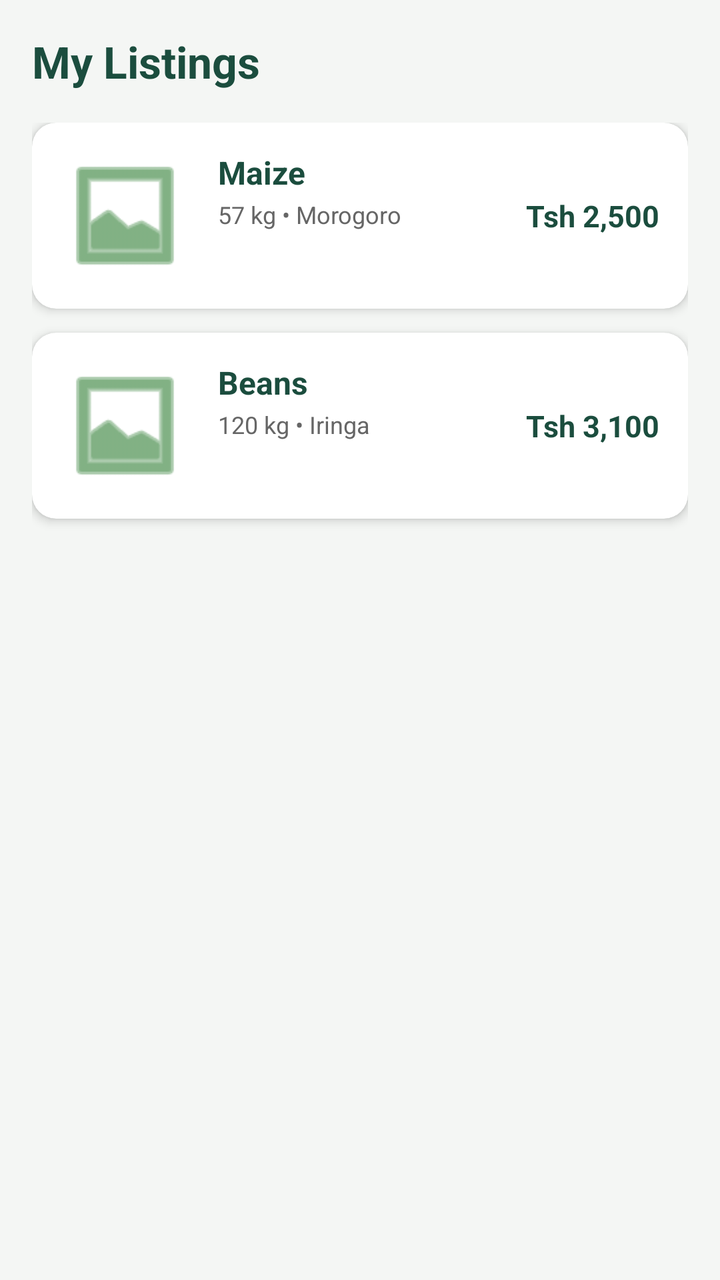
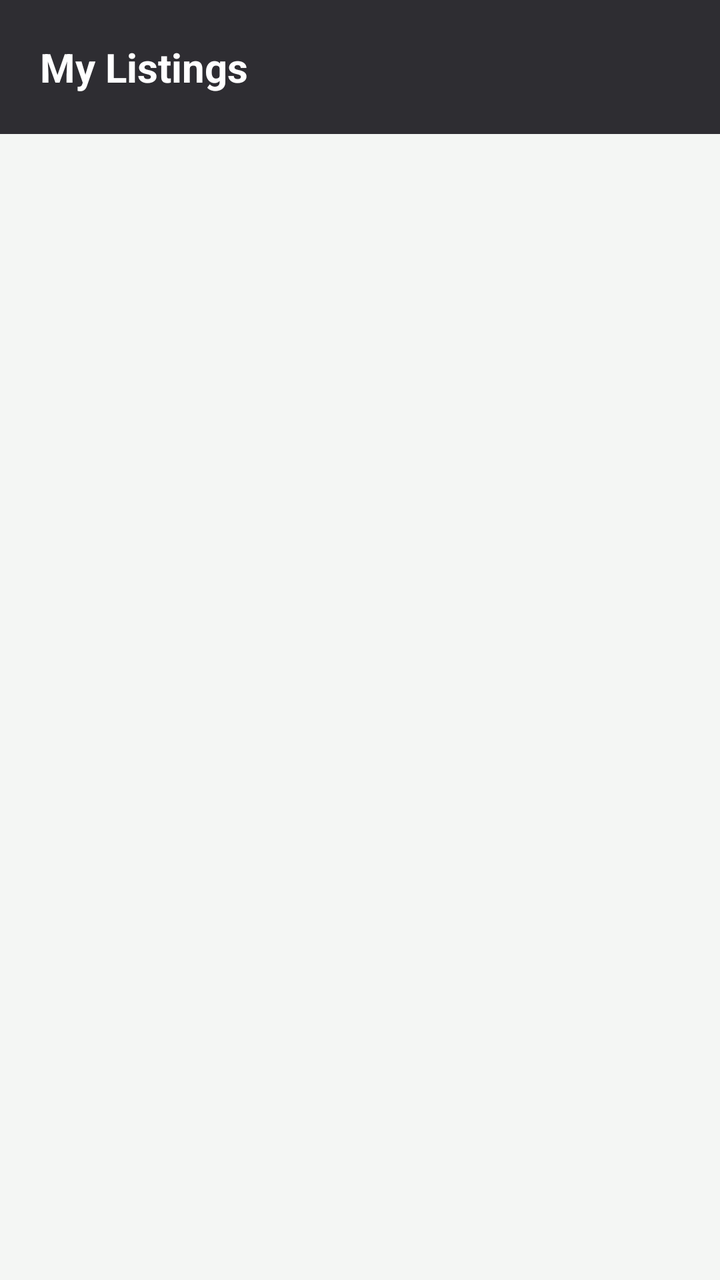

Screens rendered from an Android XML layout before and after an edit, with the pre-edit source and the edit as a unified diff.
<!-- AndroidManifest.xml: application theme Theme.AGROFASTASOLUTIONS -->
<!-- res/layout/activity_my_sell_listings.xml -->
<?xml version="1.0" encoding="utf-8"?>
<RelativeLayout xmlns:android="http://schemas.android.com/apk/res/android"
    xmlns:app="http://schemas.android.com/apk/res-auto"
    android:layout_width="match_parent"
    android:layout_height="match_parent"
    android:background="#F4F6F4"
    android:padding="16dp">

    <TextView
        android:id="@+id/tvMyListingsTitle"
        android:layout_width="match_parent"
        android:layout_height="wrap_content"
        android:layout_alignParentTop="true"
        android:text="My Listings"
        android:textColor="#1B4D3E"
        android:textSize="22sp"
        android:textStyle="bold" />

    <ScrollView
        android:layout_width="match_parent"
        android:layout_height="match_parent"
        android:layout_below="@id/tvMyListingsTitle"
        android:layout_marginTop="16dp"
        android:clipToPadding="false"
        android:scrollbars="none">

        <LinearLayout
            android:layout_width="match_parent"
            android:layout_height="wrap_content"
            android:orientation="vertical">

            
            <androidx.cardview.widget.CardView
                android:id="@+id/cardListing1"
                android:layout_width="match_parent"
                android:layout_height="wrap_content"
                android:layout_marginBottom="12dp"
                android:clickable="true"
                android:focusable="true"
                android:foreground="?android:attr/selectableItemBackground"
                app:cardBackgroundColor="#FFFFFF"
                app:cardCornerRadius="12dp"
                app:cardElevation="3dp">

                <RelativeLayout
                    android:layout_width="match_parent"
                    android:layout_height="wrap_content"
                    android:padding="14dp">

                    <ImageView
                        android:id="@+id/imgListing1"
                        android:layout_width="65dp"
                        android:layout_height="65dp"
                        android:layout_alignParentStart="true"
                        android:layout_centerVertical="true"
                        android:scaleType="centerCrop"
                        android:src="@android:drawable/ic_menu_gallery"
                        app:tint="#2E7D32" />

                    <TextView
                        android:id="@+id/tvListingCrop1"
                        android:layout_width="wrap_content"
                        android:layout_height="wrap_content"
                        android:layout_marginStart="14dp"
                        android:layout_toEndOf="@id/imgListing1"
                        android:text="Maize"
                        android:textColor="#1B4D3E"
                        android:textSize="16sp"
                        android:textStyle="bold" />

                    <TextView
                        android:id="@+id/tvListingQty1"
                        android:layout_width="wrap_content"
                        android:layout_height="wrap_content"
                        android:layout_below="@id/tvListingCrop1"
                        android:layout_marginStart="14dp"
                        android:layout_marginTop="2dp"
                        android:layout_toEndOf="@id/imgListing1"
                        android:text="57 kg &#8226; Morogoro"
                        android:textColor="#666666"
                        android:textSize="12sp" />

                    <TextView
                        android:id="@+id/tvListingPrice1"
                        android:layout_width="wrap_content"
                        android:layout_height="wrap_content"
                        android:layout_alignParentEnd="true"
                        android:layout_centerVertical="true"
                        android:text="Tsh 2,500"
                        android:textColor="#1B4D3E"
                        android:textSize="15sp"
                        android:textStyle="bold" />

                </RelativeLayout>
            </androidx.cardview.widget.CardView>

            
            <androidx.cardview.widget.CardView
                android:id="@+id/cardListing2"
                android:layout_width="match_parent"
                android:layout_height="wrap_content"
                android:layout_marginBottom="12dp"
                android:clickable="true"
                android:focusable="true"
                android:foreground="?android:attr/selectableItemBackground"
                app:cardBackgroundColor="#FFFFFF"
                app:cardCornerRadius="12dp"
                app:cardElevation="3dp">

                <RelativeLayout
                    android:layout_width="match_parent"
                    android:layout_height="wrap_content"
                    android:padding="14dp">

                    <ImageView
                        android:id="@+id/imgListing2"
                        android:layout_width="65dp"
                        android:layout_height="65dp"
                        android:layout_alignParentStart="true"
                        android:layout_centerVertical="true"
                        android:scaleType="centerCrop"
                        android:src="@android:drawable/ic_menu_gallery"
                        app:tint="#2E7D32" />

                    <TextView
                        android:id="@+id/tvListingCrop2"
                        android:layout_width="wrap_content"
                        android:layout_height="wrap_content"
                        android:layout_marginStart="14dp"
                        android:layout_toEndOf="@id/imgListing2"
                        android:text="Beans"
                        android:textColor="#1B4D3E"
                        android:textSize="16sp"
                        android:textStyle="bold" />

                    <TextView
                        android:id="@+id/tvListingQty2"
                        android:layout_width="wrap_content"
                        android:layout_height="wrap_content"
                        android:layout_below="@id/tvListingCrop2"
                        android:layout_marginStart="14dp"
                        android:layout_marginTop="2dp"
                        android:layout_toEndOf="@id/imgListing2"
                        android:text="120 kg &#8226; Iringa"
                        android:textColor="#666666"
                        android:textSize="12sp" />

                    <TextView
                        android:id="@+id/tvListingPrice2"
                        android:layout_width="wrap_content"
                        android:layout_height="wrap_content"
                        android:layout_alignParentEnd="true"
                        android:layout_centerVertical="true"
                        android:text="Tsh 3,100"
                        android:textColor="#1B4D3E"
                        android:textSize="15sp"
                        android:textStyle="bold" />

                </RelativeLayout>
            </androidx.cardview.widget.CardView>

        </LinearLayout>
    </ScrollView>

</RelativeLayout>
<!-- resources referenced by this layout -->
<resources>
  <style name="Theme.AGROFASTASOLUTIONS" parent="Base.Theme.AGROFASTASOLUTIONS" />
  <style name="Base.Theme.AGROFASTASOLUTIONS" parent="Theme.Material3.DayNight.NoActionBar">
          
          
      </style>
</resources>

<!-- the commit's change to res/layout/activity_my_sell_listings.xml (unified diff, before → after) -->
@@ -3,163 +3,57 @@
     xmlns:app="http://schemas.android.com/apk/res-auto"
     android:layout_width="match_parent"
     android:layout_height="match_parent"
-    android:background="#F4F6F4"
-    android:padding="16dp">
+    android:background="#F4F6F4">
 
+    
     <TextView
         android:id="@+id/tvMyListingsTitle"
         android:layout_width="match_parent"
         android:layout_height="wrap_content"
         android:layout_alignParentTop="true"
+        android:background="#2E2D32"
+        android:paddingHorizontal="20dp"
+        android:paddingVertical="20dp"
         android:text="My Listings"
-        android:textColor="#1B4D3E"
-        android:textSize="22sp"
+        android:textColor="#FFFFFF"
+        android:textSize="20sp"
         android:textStyle="bold" />
 
-    <ScrollView
+    
+    <FrameLayout
         android:layout_width="match_parent"
         android:layout_height="match_parent"
         android:layout_below="@id/tvMyListingsTitle"
-        android:layout_marginTop="16dp"
-        android:clipToPadding="false"
-        android:scrollbars="none">
+        android:layout_marginTop="8dp">
 
-        <LinearLayout
+        
+        <androidx.recyclerview.widget.RecyclerView
+            android:id="@+id/recyclerViewMyListings"
             android:layout_width="match_parent"
+            android:layout_height="match_parent"
+            android:padding="6dp"
+            android:clipToPadding="false" />
+
+        
+        <ProgressBar
+            android:id="@+id/progressBarMyListings"
+            android:layout_width="wrap_content"
             android:layout_height="wrap_content"
-            android:orientation="vertical">
+            android:layout_gravity="center"
+            android:visibility="gone" />
 
-            
-            <androidx.cardview.widget.CardView
-                android:id="@+id/cardListing1"
-                android:layout_width="match_parent"
-                android:layout_height="wrap_content"
-                android:layout_marginBottom="12dp"
-                android:clickable="true"
-                android:focusable="true"
-                android:foreground="?android:attr/selectableItemBackground"
-                app:cardBackgroundColor="#FFFFFF"
-                app:cardCornerRadius="12dp"
-                app:cardElevation="3dp">
+        
+        <TextView
+            android:id="@+id/tvEmptyMyListings"
+            android:layout_width="wrap_content"
+            android:layout_height="wrap_content"
+            android:layout_gravity="center"
+            android:gravity="center"
+            android:text="You haven't published any listings yet"
+            android:textColor="#666666"
+            android:textSize="16sp"
+            android:visibility="gone" />
 
-                <RelativeLayout
-                    android:layout_width="match_parent"
-                    android:layout_height="wrap_content"
-                    android:padding="14dp">
-
-                    <ImageView
-                        android:id="@+id/imgListing1"
-                        android:layout_width="65dp"
-                        android:layout_height="65dp"
-                        android:layout_alignParentStart="true"
-                        android:layout_centerVertical="true"
-                        android:scaleType="centerCrop"
-                        android:src="@android:drawable/ic_menu_gallery"
-                        app:tint="#2E7D32" />
-
-                    <TextView
-                        android:id="@+id/tvListingCrop1"
-                        android:layout_width="wrap_content"
-                        android:layout_height="wrap_content"
-                        android:layout_marginStart="14dp"
-                        android:layout_toEndOf="@id/imgListing1"
-                        android:text="Maize"
-                        android:textColor="#1B4D3E"
-                        android:textSize="16sp"
-                        android:textStyle="bold" />
-
-                    <TextView
-                        android:id="@+id/tvListingQty1"
-                        android:layout_width="wrap_content"
-                        android:layout_height="wrap_content"
-                        android:layout_below="@id/tvListingCrop1"
-                        android:layout_marginStart="14dp"
-                        android:layout_marginTop="2dp"
-                        android:layout_toEndOf="@id/imgListing1"
-                        android:text="57 kg &#8226; Morogoro"
-                        android:textColor="#666666"
-                        android:textSize="12sp" />
-
-                    <TextView
-                        android:id="@+id/tvListingPrice1"
-                        android:layout_width="wrap_content"
-                        android:layout_height="wrap_content"
-                        android:layout_alignParentEnd="true"
-                        android:layout_centerVertical="true"
-                        android:text="Tsh 2,500"
-                        android:textColor="#1B4D3E"
-                        android:textSize="15sp"
-                        android:textStyle="bold" />
-
-                </RelativeLayout>
-            </androidx.cardview.widget.CardView>
-
-            
-            <androidx.cardview.widget.CardView
-                android:id="@+id/cardListing2"
-                android:layout_width="match_parent"
-                android:layout_height="wrap_content"
-                android:layout_marginBottom="12dp"
-                android:clickable="true"
-                android:focusable="true"
-                android:foreground="?android:attr/selectableItemBackground"
-                app:cardBackgroundColor="#FFFFFF"
-                app:cardCornerRadius="12dp"
-                app:cardElevation="3dp">
-
-                <RelativeLayout
-                    android:layout_width="match_parent"
-                    android:layout_height="wrap_content"
-                    android:padding="14dp">
-
-                    <ImageView
-                        android:id="@+id/imgListing2"
-                        android:layout_width="65dp"
-                        android:layout_height="65dp"
-                        android:layout_alignParentStart="true"
-                        android:layout_centerVertical="true"
-                        android:scaleType="centerCrop"
-                        android:src="@android:drawable/ic_menu_gallery"
-                        app:tint="#2E7D32" />
-
-                    <TextView
-                        android:id="@+id/tvListingCrop2"
-                        android:layout_width="wrap_content"
-                        android:layout_height="wrap_content"
-                        android:layout_marginStart="14dp"
-                        android:layout_toEndOf="@id/imgListing2"
-                        android:text="Beans"
-                        android:textColor="#1B4D3E"
-                        android:textSize="16sp"
-                        android:textStyle="bold" />
-
-                    <TextView
-                        android:id="@+id/tvListingQty2"
-                        android:layout_width="wrap_content"
-                        android:layout_height="wrap_content"
-                        android:layout_below="@id/tvListingCrop2"
-                        android:layout_marginStart="14dp"
-                        android:layout_marginTop="2dp"
-                        android:layout_toEndOf="@id/imgListing2"
-                        android:text="120 kg &#8226; Iringa"
-                        android:textColor="#666666"
-                        android:textSize="12sp" />
-
-                    <TextView
-                        android:id="@+id/tvListingPrice2"
-                        android:layout_width="wrap_content"
-                        android:layout_height="wrap_content"
-                        android:layout_alignParentEnd="true"
-                        android:layout_centerVertical="true"
-                        android:text="Tsh 3,100"
-                        android:textColor="#1B4D3E"
-                        android:textSize="15sp"
-                        android:textStyle="bold" />
-
-                </RelativeLayout>
-            </androidx.cardview.widget.CardView>
-
-        </LinearLayout>
-    </ScrollView>
+    </FrameLayout>
 
 </RelativeLayout>
<!-- resource entries referenced after the edit -->
@@ -4,6 +4,11 @@
   <style name="Base.Theme.AGROFASTASOLUTIONS" parent="Theme.Material3.DayNight.NoActionBar">
           
           
+              
+          <item name="CardBackgroundColor">@color/agrofast_green</item>
+          <item name="CardStrokeColor">@color/agrofast_green</item>
+  
       </style>
+  <color name="agrofast_green">#1F6F43</color>
 </resources>
 
